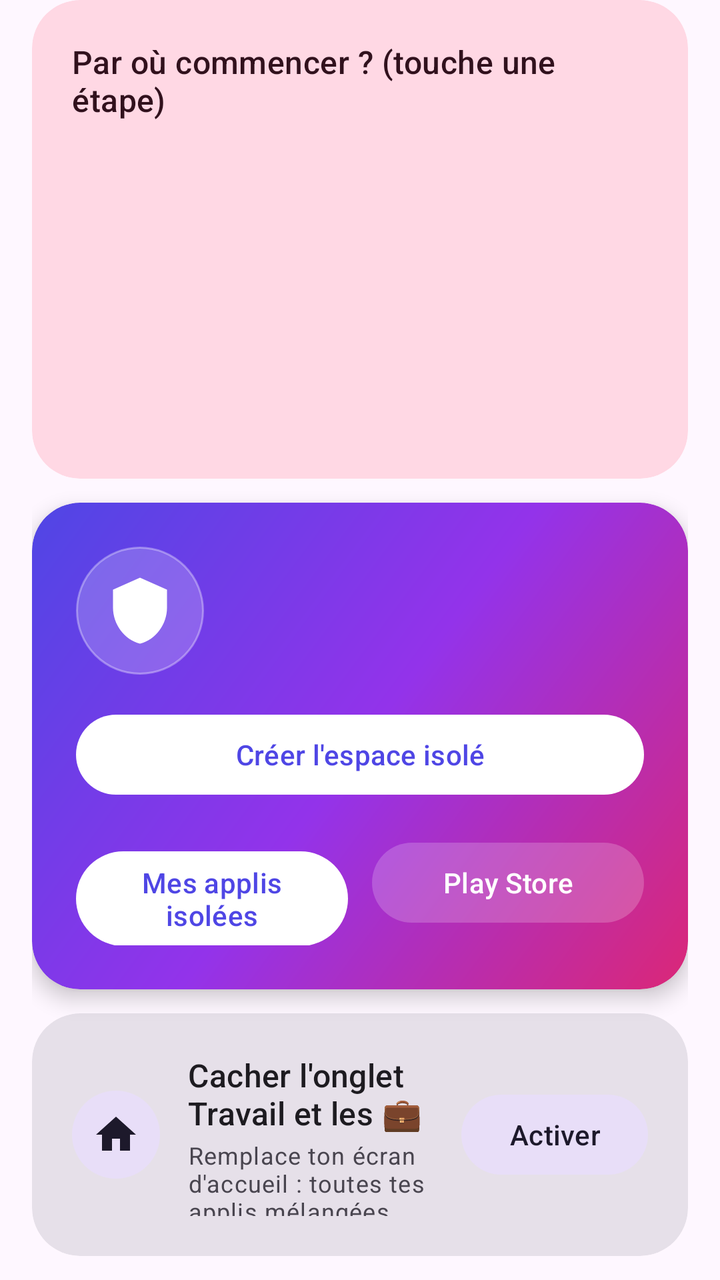
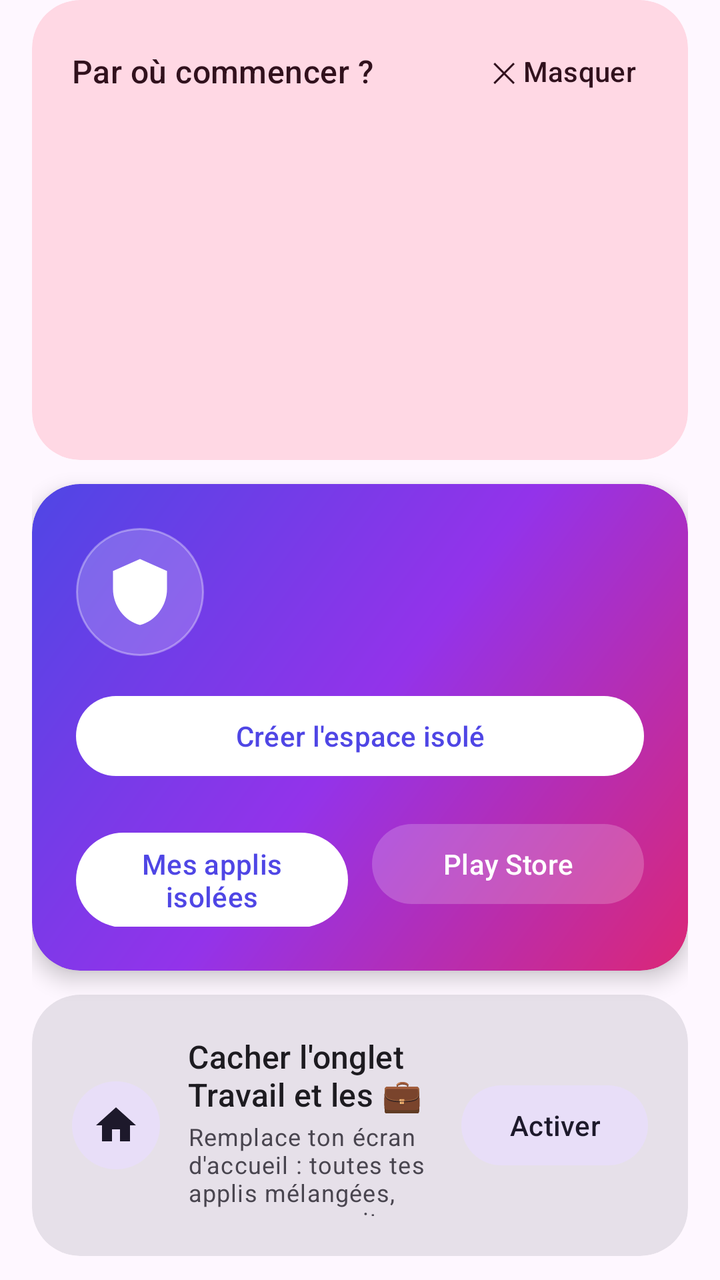

Compare the two renders of this Android layout. The source of the first and the diff that turns it into the second are given below.
<!-- AndroidManifest.xml: application theme Theme.Isolateur -->
<!-- res/layout/header_main.xml -->
<?xml version="1.0" encoding="utf-8"?>
<LinearLayout xmlns:android="http://schemas.android.com/apk/res/android"
    xmlns:app="http://schemas.android.com/apk/res-auto"
    android:layout_width="match_parent"
    android:layout_height="wrap_content"
    android:orientation="vertical"
    android:paddingHorizontal="16dp">

    
    <com.google.android.material.card.MaterialCardView
        android:id="@+id/cardSteps"
        android:layout_width="match_parent"
        android:layout_height="wrap_content"
        android:layout_marginBottom="12dp"
        app:cardBackgroundColor="?attr/colorTertiaryContainer">

        <LinearLayout
            android:layout_width="match_parent"
            android:layout_height="wrap_content"
            android:orientation="vertical">

            <TextView
                android:layout_width="wrap_content"
                android:layout_height="wrap_content"
                android:layout_marginBottom="8dp"
                android:text="Par où commencer ? (touche une étape)"
                android:textAppearance="?attr/textAppearanceTitleMedium"
                android:textColor="?attr/colorOnTertiaryContainer" />

            <TextView android:id="@+id/step1" style="@style/StepRow" />
            <TextView android:id="@+id/step2" style="@style/StepRow" />
            <TextView android:id="@+id/step3" style="@style/StepRow" />
            <TextView android:id="@+id/step4" style="@style/StepRow" />
        </LinearLayout>
    </com.google.android.material.card.MaterialCardView>

    
    <com.google.android.material.card.MaterialCardView
        android:id="@+id/cardHero"
        android:layout_width="match_parent"
        android:layout_height="wrap_content"
        android:layout_marginBottom="12dp"
        app:cardBackgroundColor="@android:color/transparent"
        app:cardElevation="6dp"
        app:contentPadding="0dp">

        <LinearLayout
            android:layout_width="match_parent"
            android:layout_height="wrap_content"
            android:background="@drawable/bg_hero"
            android:orientation="vertical"
            android:padding="22dp">

            <LinearLayout
                android:layout_width="match_parent"
                android:layout_height="wrap_content"
                android:gravity="center_vertical"
                android:orientation="horizontal">

                <ImageView
                    android:layout_width="64dp"
                    android:layout_height="64dp"
                    android:background="@drawable/bg_glass"
                    android:importantForAccessibility="no"
                    android:padding="14dp"
                    android:src="@drawable/ic_notif"
                    app:tint="#FFFFFF" />

                <LinearLayout
                    android:layout_width="0dp"
                    android:layout_height="wrap_content"
                    android:layout_marginStart="16dp"
                    android:layout_weight="1"
                    android:orientation="vertical">

                    <TextView
                        android:id="@+id/heroTitle"
                        android:layout_width="wrap_content"
                        android:layout_height="wrap_content"
                        android:textAppearance="?attr/textAppearanceTitleLarge"
                        android:textColor="#FFFFFF" />

                    <TextView
                        android:id="@+id/heroSub"
                        android:layout_width="wrap_content"
                        android:layout_height="wrap_content"
                        android:layout_marginTop="2dp"
                        android:textAppearance="?attr/textAppearanceBodyMedium"
                        android:textColor="#FFFFFF" />
                </LinearLayout>
            </LinearLayout>

            <com.google.android.material.button.MaterialButton
                android:id="@+id/btnCreate"
                    android:textColor="#4F46E5"
                    app:backgroundTint="#FFFFFF"
                android:layout_width="match_parent"
                android:layout_height="wrap_content"
                android:layout_marginTop="16dp"
                android:text="@string/create_space" />

            <LinearLayout
                android:id="@+id/rowButtons"
                android:layout_width="match_parent"
                android:layout_height="wrap_content"
                android:layout_marginTop="16dp"
                android:orientation="horizontal">

                <com.google.android.material.button.MaterialButton
                    android:id="@+id/btnManage"
                    android:textColor="#4F46E5"
                    app:backgroundTint="#FFFFFF"
                    android:layout_width="0dp"
                    android:layout_height="wrap_content"
                    android:layout_marginEnd="6dp"
                    android:layout_weight="1"
                    android:text="Mes applis isolées" />

                <com.google.android.material.button.MaterialButton
                    android:id="@+id/btnStore"
                    android:textColor="#FFFFFF"
                    app:backgroundTint="#33FFFFFF"
                    style="@style/Widget.Material3.Button.TonalButton"
                    android:layout_width="0dp"
                    android:layout_height="wrap_content"
                    android:layout_marginStart="6dp"
                    android:layout_weight="1"
                    android:text="Play Store" />
            </LinearLayout>
        </LinearLayout>
    </com.google.android.material.card.MaterialCardView>

    <LinearLayout
        android:id="@+id/options"
        android:layout_width="match_parent"
        android:layout_height="wrap_content"
        android:orientation="vertical">

        
        <com.google.android.material.card.MaterialCardView
            android:id="@+id/cardHome"
            android:layout_width="match_parent"
            android:layout_height="wrap_content"
            android:layout_marginBottom="12dp">

            <LinearLayout
                android:layout_width="match_parent"
                android:layout_height="wrap_content"
                android:gravity="center_vertical"
                android:orientation="horizontal">

                <ImageView
                    android:layout_width="44dp"
                    android:layout_height="44dp"
                    android:layout_marginEnd="14dp"
                    android:background="@drawable/bg_icon"
                    android:importantForAccessibility="no"
                    android:padding="10dp"
                    android:src="@drawable/ic_home"
                    app:tint="?attr/colorOnSecondaryContainer" />

                <LinearLayout
                    android:layout_width="0dp"
                    android:layout_height="wrap_content"
                    android:layout_weight="1"
                    android:orientation="vertical">

                    <TextView
                        android:layout_width="wrap_content"
                        android:layout_height="wrap_content"
                        android:text="Cacher l'onglet Travail et les 💼"
                        android:textAppearance="?attr/textAppearanceTitleMedium" />

                    <TextView
                        android:id="@+id/homeSub"
                        android:layout_width="wrap_content"
                        android:layout_height="wrap_content"
                        android:layout_marginTop="2dp"
                        android:text="Remplace ton écran d'accueil : toutes tes applis mélangées, personne ne voit lesquelles sont isolées."
                        android:textAppearance="?attr/textAppearanceBodySmall" />
                </LinearLayout>

                <com.google.android.material.button.MaterialButton
                    android:id="@+id/btnHome"
                    style="@style/Widget.Material3.Button.TonalButton"
                    android:layout_width="wrap_content"
                    android:layout_height="wrap_content"
                    android:layout_marginStart="12dp"
                    android:text="Activer" />
            </LinearLayout>
        </com.google.android.material.card.MaterialCardView>

        
        <com.google.android.material.card.MaterialCardView
            android:layout_width="match_parent"
            android:layout_height="wrap_content"
            android:layout_marginBottom="12dp">

            <LinearLayout
                android:layout_width="match_parent"
                android:layout_height="wrap_content"
                android:orientation="vertical">

                <TextView
                    android:layout_width="wrap_content"
                    android:layout_height="wrap_content"
                    android:layout_marginBottom="4dp"
                    android:text="Automatisation"
                    android:textAppearance="?attr/textAppearanceTitleMedium" />

                <com.google.android.material.materialswitch.MaterialSwitch
                    android:id="@+id/swAuto"
                    android:layout_width="match_parent"
                    android:layout_height="wrap_content"
                    android:minHeight="56dp"
                    android:text="Chaque appli que j'installe va toute seule dans l'espace isolé"
                    android:textAppearance="?attr/textAppearanceBodyMedium" />

                <com.google.android.material.materialswitch.MaterialSwitch
                    android:id="@+id/swDefault"
                    android:layout_width="match_parent"
                    android:layout_height="wrap_content"
                    android:minHeight="56dp"
                    android:text="Le Play Store installe tout directement dans l'espace isolé"
                    android:textAppearance="?attr/textAppearanceBodyMedium" />
            </LinearLayout>
        </com.google.android.material.card.MaterialCardView>

        
        <com.google.android.material.card.MaterialCardView
            android:layout_width="match_parent"
            android:layout_height="wrap_content"
            android:layout_marginBottom="20dp">

            <LinearLayout
                android:layout_width="match_parent"
                android:layout_height="wrap_content"
                android:gravity="center_vertical"
                android:orientation="horizontal">

                <View
                    android:id="@+id/shizukuDot"
                    android:layout_width="12dp"
                    android:layout_height="12dp"
                    android:background="@drawable/bg_circle" />

                <LinearLayout
                    android:layout_width="0dp"
                    android:layout_height="wrap_content"
                    android:layout_marginStart="14dp"
                    android:layout_weight="1"
                    android:orientation="vertical">

                    <TextView
                        android:layout_width="wrap_content"
                        android:layout_height="wrap_content"
                        android:text="Super-pouvoirs (Shizuku)"
                        android:textAppearance="?attr/textAppearanceTitleMedium" />

                    <TextView
                        android:id="@+id/shizukuStatus"
                        android:layout_width="wrap_content"
                        android:layout_height="wrap_content"
                        android:layout_marginTop="2dp"
                        android:textAppearance="?attr/textAppearanceBodySmall" />
                </LinearLayout>

                <com.google.android.material.button.MaterialButton
                    android:id="@+id/btnShizuku"
                    style="@style/Widget.Material3.Button.TonalButton"
                    android:layout_width="wrap_content"
                    android:layout_height="wrap_content"
                    android:layout_marginStart="12dp" />
            </LinearLayout>
        </com.google.android.material.card.MaterialCardView>


    </LinearLayout>
</LinearLayout>
<!-- resources referenced by this layout -->
<resources>
  <!-- drawable bg_circle (drawable) -->
  <shape xmlns:android="http://schemas.android.com/apk/res/android" android:shape="oval">
      <solid android:color="?attr/colorPrimary" />
  </shape>
  <!-- drawable bg_glass (drawable) -->
  <shape xmlns:android="http://schemas.android.com/apk/res/android" android:shape="oval">
      <solid android:color="#33FFFFFF" />
      <stroke android:width="1dp" android:color="#55FFFFFF" />
  </shape>
  <!-- drawable bg_hero (drawable) -->
  <shape xmlns:android="http://schemas.android.com/apk/res/android">
      <gradient android:angle="315" android:startColor="#4F46E5" android:centerColor="#9333EA" android:endColor="#DB2777" />
      <corners android:radius="24dp" />
  </shape>
  <!-- drawable bg_icon (drawable) -->
  <shape xmlns:android="http://schemas.android.com/apk/res/android" android:shape="oval">
      <solid android:color="?attr/colorSecondaryContainer" />
  </shape>
  <!-- drawable ic_home (drawable) -->
  <vector xmlns:android="http://schemas.android.com/apk/res/android" android:width="24dp" android:height="24dp" android:viewportWidth="24" android:viewportHeight="24">
      <path android:fillColor="#FFFFFF" android:pathData="M10,20v-6h4v6h5v-8h3L12,3 2,12h3v8z"/>
  </vector>
  <!-- drawable ic_notif (drawable) -->
  <vector xmlns:android="http://schemas.android.com/apk/res/android"
      android:width="24dp" android:height="24dp"
      android:viewportWidth="24" android:viewportHeight="24">
      <path android:fillColor="#FFFFFF"
          android:pathData="M12,1L3,5v6c0,5.55 3.84,10.74 9,12 5.16,-1.26 9,-6.45 9,-12V5l-9,-4z"/>
  </vector>
  <string name="create_space">Créer l\'espace isolé</string>
  <style name="StepRow">
          <item name="android:layout_width">match_parent</item>
          <item name="android:layout_height">wrap_content</item>
          <item name="android:paddingVertical">8dp</item>
          <item name="android:background">?attr/selectableItemBackground</item>
          <item name="android:textAppearance">?attr/textAppearanceBodyLarge</item>
          <item name="android:textColor">?attr/colorOnTertiaryContainer</item>
      </style>
  <style name="Theme.Isolateur" parent="Theme.Material3.DayNight.NoActionBar">
          <item name="colorPrimary">#3F51B5</item>
          <item name="android:statusBarColor">@android:color/transparent</item>
          <item name="materialCardViewStyle">@style/Widget.Isolateur.Card</item>
      </style>
  <style name="Widget.Isolateur.Card" parent="Widget.Material3.CardView.Filled">
          <item name="cardCornerRadius">24dp</item>
          <item name="contentPadding">20dp</item>
      </style>
</resources>

<!-- the commit's change to res/layout/header_main.xml (unified diff, before → after) -->
@@ -19,13 +19,31 @@
             android:layout_height="wrap_content"
             android:orientation="vertical">
 
-            <TextView
-                android:layout_width="wrap_content"
+            <LinearLayout
+                android:layout_width="match_parent"
                 android:layout_height="wrap_content"
                 android:layout_marginBottom="8dp"
-                android:text="Par où commencer ? (touche une étape)"
-                android:textAppearance="?attr/textAppearanceTitleMedium"
-                android:textColor="?attr/colorOnTertiaryContainer" />
+                android:gravity="center_vertical"
+                android:orientation="horizontal">
+
+                <TextView
+                    android:layout_width="0dp"
+                    android:layout_height="wrap_content"
+                    android:layout_weight="1"
+                    android:text="Par où commencer ?"
+                    android:textAppearance="?attr/textAppearanceTitleMedium"
+                    android:textColor="?attr/colorOnTertiaryContainer" />
+
+                <TextView
+                    android:id="@+id/stepsHide"
+                    android:layout_width="wrap_content"
+                    android:layout_height="wrap_content"
+                    android:background="?attr/selectableItemBackgroundBorderless"
+                    android:padding="6dp"
+                    android:text="✕ Masquer"
+                    android:textAppearance="?attr/textAppearanceLabelLarge"
+                    android:textColor="?attr/colorOnTertiaryContainer" />
+            </LinearLayout>
 
             <TextView android:id="@+id/step1" style="@style/StepRow" />
             <TextView android:id="@+id/step2" style="@style/StepRow" />
